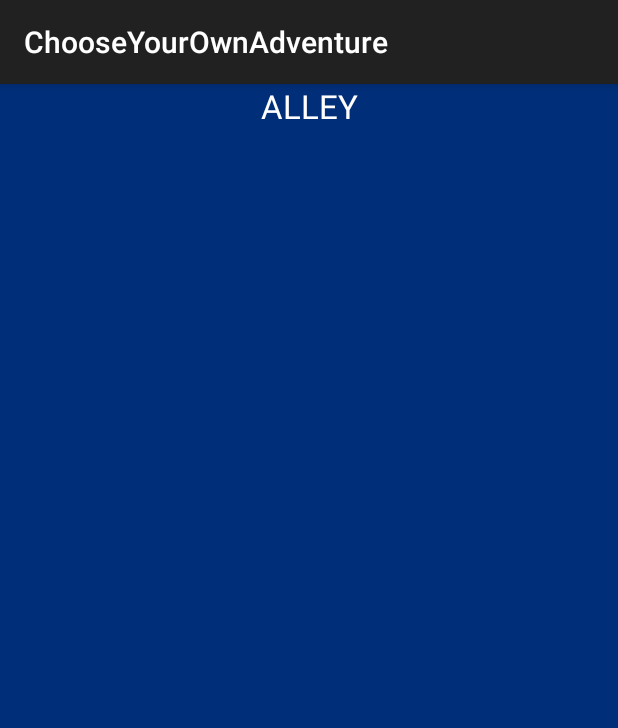
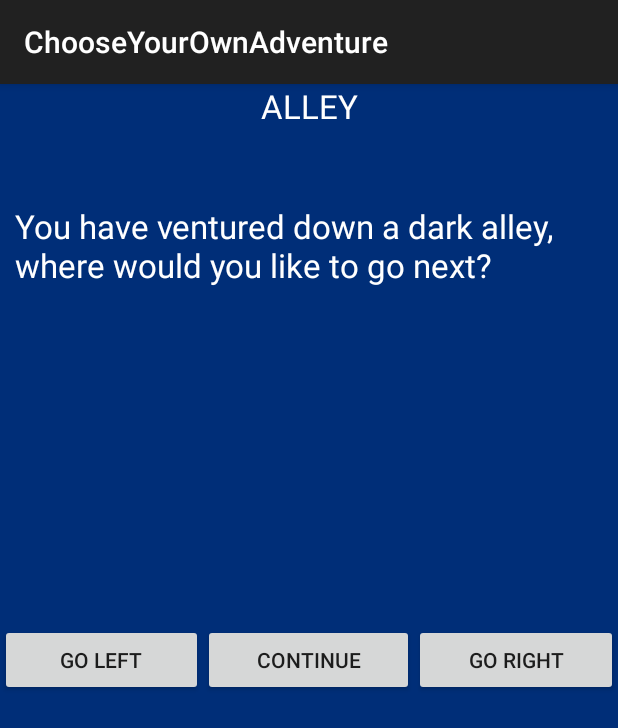
Before and after one commit to agustinglobant/ChooseYourOwnAdventure, an Android app: the fragment AlleyFragment shown on its own in the app's theme, on a phone screen of 412 x 824 dp. Shown: the top 728 px of the screen. Run offline under Robolectric (Android 15) with nearby library versions, the phone set to English and light mode, and no system bars.

Commit message:
Added components to Alley fragment:
*Go Left button
*Go Right button
*Continue button
*Title and question text

```diff
--- a/src/main/res/layout/fragment_alley.xml
+++ b/src/main/res/layout/fragment_alley.xml
@@ -15,4 +15,44 @@
         android:layout_gravity="center_horizontal"
         android:textColor="#FFFFFF"
         android:gravity="center_horizontal" />
+
+    <TextView
+        android:layout_width="wrap_content"
+        android:layout_height="wrap_content"
+        android:textAppearance="?android:attr/textAppearanceLarge"
+        android:text="@string/text_question"
+        android:id="@+id/text_question"
+        android:layout_gravity="center_horizontal"
+        android:layout_marginTop="80dp"
+        android:textColor="#FFFFFF"
+        android:layout_marginLeft="10dp"
+        android:layout_marginRight="10dp" />
+
+    <LinearLayout
+        android:orientation="horizontal"
+        android:layout_width="fill_parent"
+        android:layout_height="wrap_content"
+        android:layout_gravity="center">
+
+        <Button
+            android:layout_width="wrap_content"
+            android:layout_height="wrap_content"
+            android:text="@string/button_go_left"
+            android:id="@+id/button_go_left"
+            android:layout_weight="1" />
+
+        <Button
+            android:layout_width="wrap_content"
+            android:layout_height="wrap_content"
+            android:text="@string/button_continue"
+            android:id="@+id/button_continue"
+            android:layout_weight="1" />
+
+        <Button
+            android:layout_width="wrap_content"
+            android:layout_height="wrap_content"
+            android:text="@string/button_go_right"
+            android:id="@+id/button_go_right"
+            android:layout_weight="1" />
+    </LinearLayout>
 </FrameLayout>
--- a/src/main/res/values/strings.xml
+++ b/src/main/res/values/strings.xml
@@ -7,5 +7,9 @@
     <string name="welcome_message">Welcome Adventurer!</string>
     <string name="button_start_traveling">Start traveling</string>
     <string name="text_title_alley">ALLEY</string>
+    <string name="text_question">You have ventured down a dark alley, where would you like to go next?</string>
+    <string name="button_go_left">Go Left</string>
+    <string name="button_go_right">Go Right</string>
+    <string name="button_continue">Continue</string>
 
 </resources>
```
